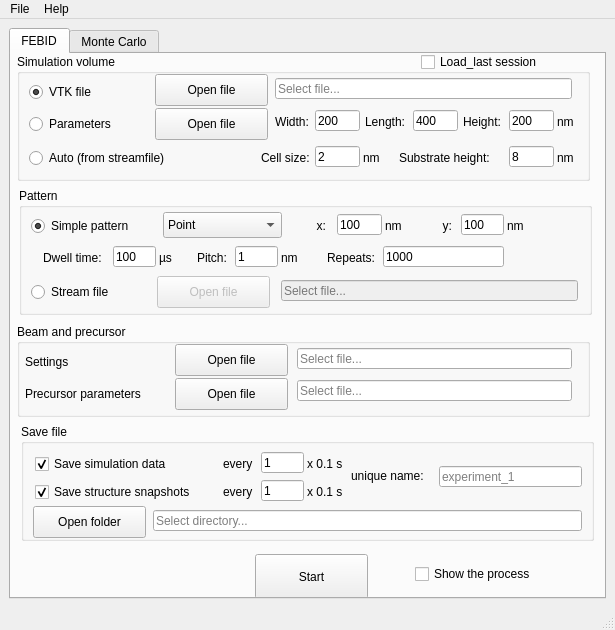
First picture: the form in febid/ui/main_window.ui, repository MrCheatak/FEBID_py, before the edit.
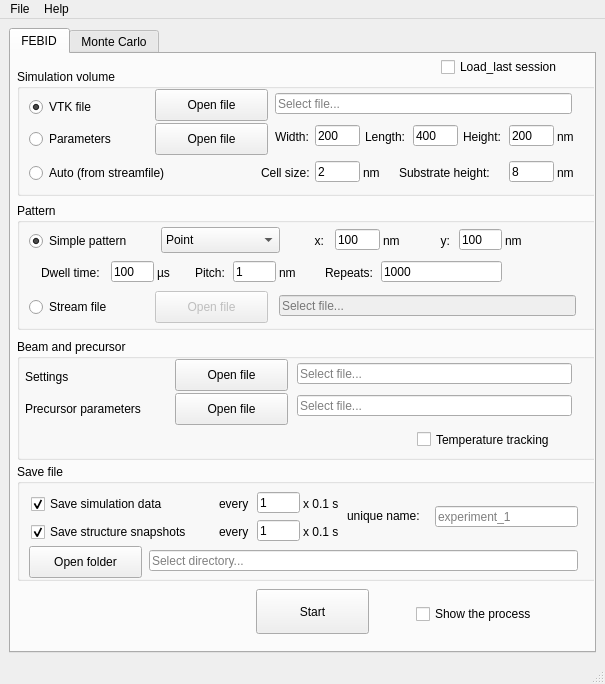
Second picture: the form after the edit.

Commit message: Current changes:  - Set secondary electron mean energy to 19 eV  - SE deposited energy is now calculated based on SE mean energy  - Time step choice is now based on diffusion coefficient and residence time, if temperature tracking is enabled  - Temperature is now recalulated with an interval proportional to growth rate  - Temperature data can now be viewed with show_file and show_animation  - Temperature tracking can now be switched on/off from GUI/configuration file. Note: temperature array is maintained and updated regardless of temp-tracking to support future simulations

```diff
--- a/febid/ui/main_window.ui
+++ b/febid/ui/main_window.ui
@@ -6,8 +6,8 @@
    <rect>
     <x>0</x>
     <y>0</y>
-    <width>615</width>
-    <height>630</height>
+    <width>605</width>
+    <height>684</height>
    </rect>
   </property>
   <property name="windowTitle">
@@ -28,8 +28,8 @@
         <property name="geometry">
          <rect>
           <x>6</x>
-          <y>0</y>
-          <width>573</width>
+          <y>15</y>
+          <width>580</width>
           <height>127</height>
          </rect>
         </property>
@@ -353,9 +353,9 @@
        <widget class="QGroupBox" name="groupBox_2">
         <property name="geometry">
          <rect>
-          <x>8</x>
-          <y>134</y>
-          <width>573</width>
+          <x>6</x>
+          <y>149</y>
+          <width>580</width>
           <height>127</height>
          </rect>
         </property>
@@ -690,9 +690,9 @@
         <property name="geometry">
          <rect>
           <x>6</x>
-          <y>270</y>
-          <width>573</width>
-          <height>93</height>
+          <y>285</y>
+          <width>580</width>
+          <height>121</height>
          </rect>
         </property>
         <property name="title">
@@ -782,12 +782,28 @@
           <string>Precursor parameters</string>
          </property>
         </widget>
+        <widget class="QCheckBox" name="checkbox_temperature_tracking">
+         <property name="geometry">
+          <rect>
+           <x>400</x>
+           <y>90</y>
+           <width>161</width>
+           <height>21</height>
+          </rect>
+         </property>
+         <property name="toolTip">
+          <string>Enable tracking of the temperature during deposition and temperature dependece of residence time and diffusion</string>
+         </property>
+         <property name="text">
+          <string>Temperature tracking</string>
+         </property>
+        </widget>
        </widget>
        <widget class="QPushButton" name="start_febid_button">
         <property name="geometry">
          <rect>
-          <x>244</x>
-          <y>500</y>
+          <x>245</x>
+          <y>535</y>
           <width>113</width>
           <height>45</height>
          </rect>
@@ -799,9 +815,9 @@
        <widget class="QGroupBox" name="groupBox_7">
         <property name="geometry">
          <rect>
-          <x>10</x>
-          <y>370</y>
-          <width>573</width>
+          <x>6</x>
+          <y>410</y>
+          <width>580</width>
           <height>117</height>
          </rect>
         </property>
@@ -998,8 +1014,8 @@
        <widget class="QCheckBox" name="checkbox_show">
         <property name="geometry">
          <rect>
-          <x>404</x>
-          <y>510</y>
+          <x>405</x>
+          <y>550</y>
           <width>133</width>
           <height>20</height>
          </rect>
@@ -1014,8 +1030,8 @@
        <widget class="QCheckBox" name="checkbox_load_last_session">
         <property name="geometry">
          <rect>
-          <x>410</x>
-          <y>0</y>
+          <x>430</x>
+          <y>5</y>
           <width>133</width>
           <height>16</height>
          </rect>
@@ -1700,7 +1716,7 @@
     <rect>
      <x>0</x>
      <y>0</y>
-     <width>615</width>
+     <width>605</width>
      <height>22</height>
     </rect>
    </property>
```
Left out of the diff: 174 changed lines with no effect on the pictures. The commit also changes 10 other files.
